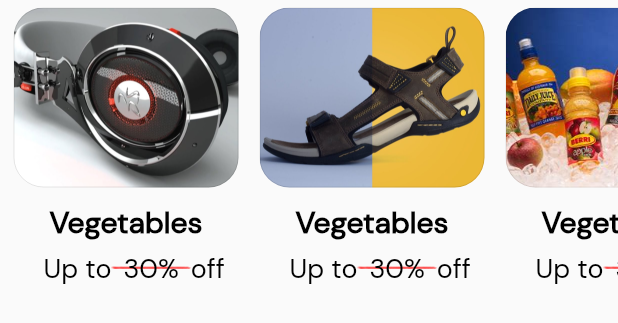
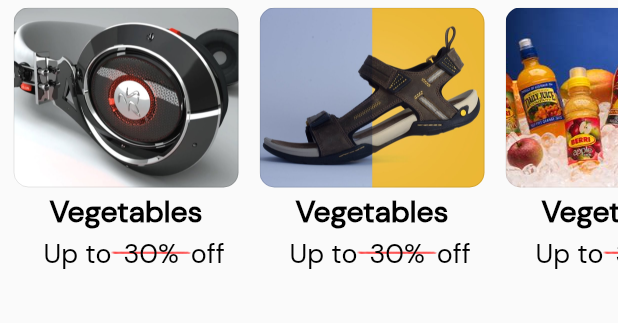
Before and after one commit to VivekTangirala/E-commerce, a Flutter app: the Category widget shown alone on an empty page, opened directly, on a phone screen of 412 x 824 dp. Shown: the top 323 px of the screen. Run offline on Flutter 3.47's test engine with Material 2 defaults, Android fonts, the light colour scheme and no system bars; our stand-ins replace badges, bottom_navy_bar, cached_network_image, carousel_pro, eva_icons_flutter, google_fonts and 1 more; accounts and stored records are empty; network calls fail.

Commit message:
changes made in homepade

```diff
--- a/lib/Homepage/category.dart
+++ b/lib/Homepage/category.dart
@@ -61,13 +61,13 @@ class Category extends StatelessWidget {
                               color: Colors.black12, // set border color
                               width: 0.6), // set border width
                           borderRadius: BorderRadius.all(Radius.circular(
-                              20.0)), // set rounded corner radius
+                              10.0)), // set rounded corner radius
                         ),
                       ),
                     ),
                     Container(
                         margin: EdgeInsets.only(
-                            top: 10, left: 3, right: 3, bottom: 3),
+                            top: 3, left: 3, right: 3, bottom: 3),
                         child: Center(
                           child: Text(
                             "Vegetables",
@@ -76,7 +76,7 @@ class Category extends StatelessWidget {
                         )),
                     Container(
                       margin:
-                          EdgeInsets.only(top: 3, left: 20, right: 3, bottom: 3),
+                          EdgeInsets.only( left: 20, right: 3,),
                       child: Center(
                         child: Row(children: [
                           Text(
--- a/lib/Homepage/just_for_you.dart
+++ b/lib/Homepage/just_for_you.dart
@@ -59,7 +59,7 @@ final  bool a = true;
               width: 0.6),
                // set border width
           borderRadius: BorderRadius.all(
-              Radius.circular(20.0)), // set rounded corner radius
+              Radius.circular(10.0)), // set rounded corner radius
         ),
 
 
@@ -82,7 +82,7 @@ final  bool a = true;
             color: Colors.black12, // set border color
             width: 0.6), // set border width
         borderRadius: BorderRadius.all(
-            Radius.circular(20.0)), // set rounded corner radius
+            Radius.circular(10.0)), // set rounded corner radius
       ),
     );
   }
```
